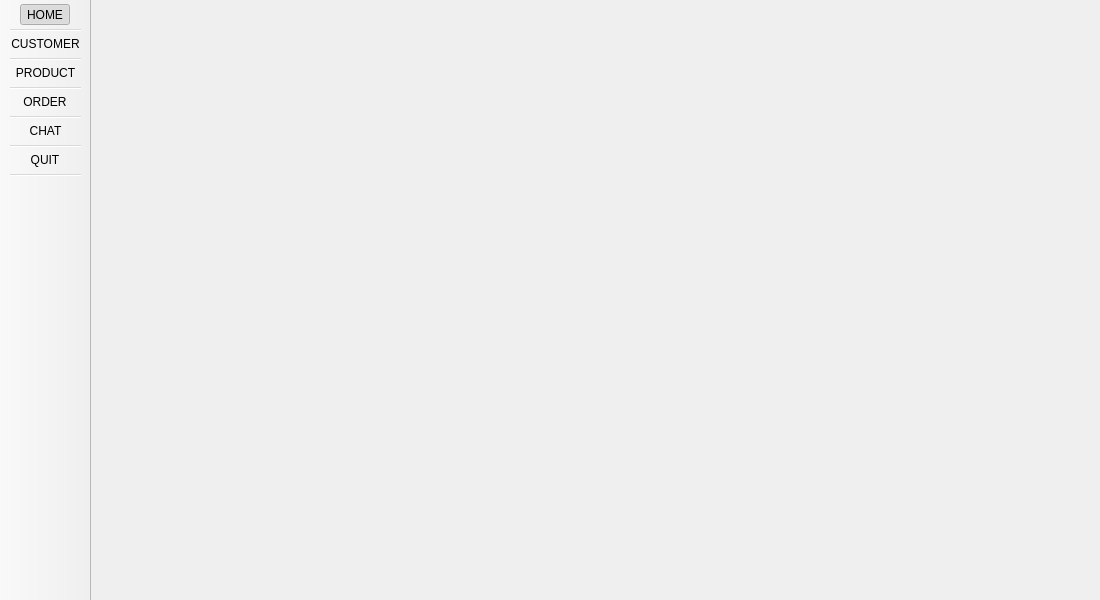
The window that CustomerManagementAPP/Admin/mainwindow.ui (AndaCondaa/Project_CustomerManagementApp) describes before a commit, drawn with Qt 5.
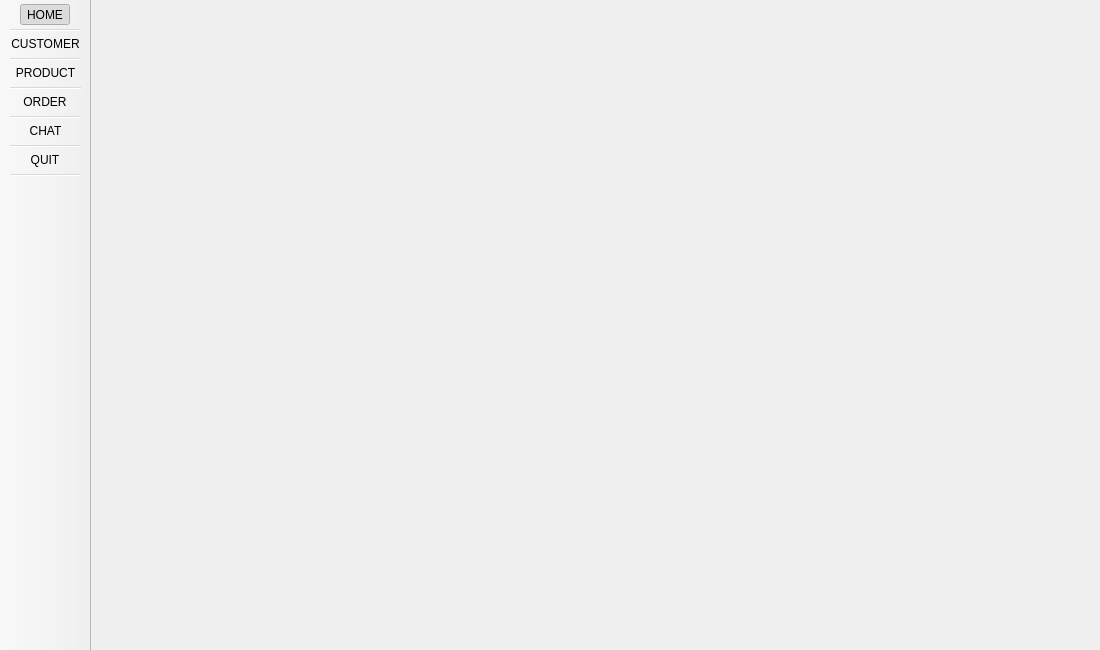
The same window after the commit. Icons and pictures are not drawn.

Patch:
```diff
--- a/CustomerManagementAPP/Admin/mainwindow.ui
+++ b/CustomerManagementAPP/Admin/mainwindow.ui
@@ -7,7 +7,7 @@
     <x>0</x>
     <y>0</y>
     <width>1100</width>
-    <height>600</height>
+    <height>650</height>
    </rect>
   </property>
   <property name="sizePolicy">
@@ -19,7 +19,7 @@
   <property name="minimumSize">
    <size>
     <width>1100</width>
-    <height>600</height>
+    <height>650</height>
    </size>
   </property>
   <property name="baseSize">
```
